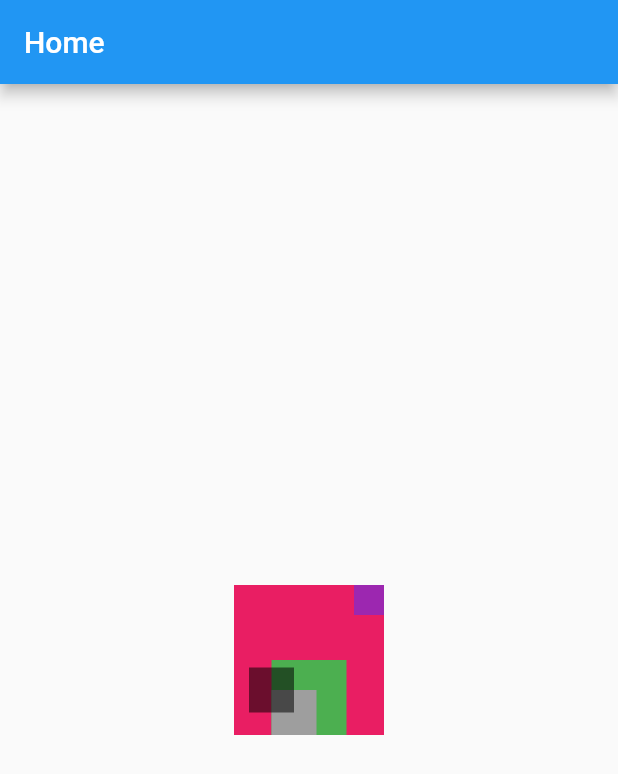
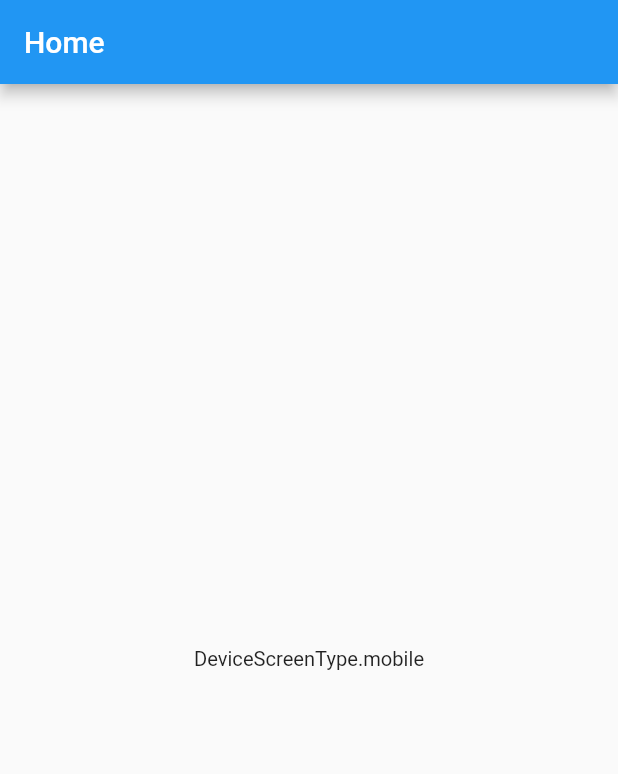
Before and after one commit to sabsar42/practice_ostad_flutter, a Flutter app: the screen it shows after launch, on a phone screen of 412 x 824 dp. Shown: the top 774 px of the screen. Run offline on Flutter 3.47's test engine with Material 2 defaults, Android fonts, the light colour scheme and no system bars; our stand-ins replace device_preview, responsive_builder, sizer; missing offline and left inert: live_class_project.

Commit message:
- Device preview : device_preview - Size (height, width) : Sizer

```diff
--- a/lib/home_screen.dart
+++ b/lib/home_screen.dart
@@ -1,6 +1,11 @@
 import 'package:flutter/material.dart';
+import 'package:responsive_builder/responsive_builder.dart';
+import 'package:sizer/sizer.dart';
 
 /// Stack, Positioned, Align
+/// responsive Layout builder: responsive_builder
+/// Device preview : device_preview
+/// Size (height, width) : Sizer
 
 class HomeScreen extends StatelessWidget {
   const HomeScreen({super.key});
@@ -11,57 +16,17 @@ class HomeScreen extends StatelessWidget {
       appBar: AppBar(
         title: Text('Home'),
       ),
-      body: Center(
-        child: Stack(
-          children: [
-            Container(
-              width: 100,
-              height: 100,
-              color: Colors.pink,
-            ),
-            Positioned.fill(
-              child: Align(
-                alignment: Alignment.bottomCenter,
-                child: Stack(
-                  children: [
-                    Container(
-                      width: 50,
-                      height: 50,
-                      color: Colors.green,
-                    ),
-                    Positioned(
-                      bottom: 0,
-                      left: 0,
-                      child: Container(
-                        width: 30,
-                        height: 30,
-                        color: Colors.grey,
-                      ),
-                    ),
-                  ],
-                ),
+      body: ResponsiveBuilder(
+        builder: (context, sizeInformation) {
+          return Center(
+            child: Text(
+              sizeInformation.deviceScreenType.toString(),
+              style: TextStyle(
+                  fontSize: 15.sp
               ),
             ),
-            Positioned(
-              bottom: 15,
-              left: 10,
-              child: Container(
-                width: 30,
-                height: 30,
-                color: Colors.black54,
-              ),
-            ),
-            Positioned(
-              top: 0,
-              right: 0,
-              child: Container(
-                width: 20,
-                height: 20,
-                color: Colors.purple,
-              ),
-            ),
-          ],
-        ),
+          );
+        },
       ),
     );
   }
--- a/lib/main.dart
+++ b/lib/main.dart
@@ -1,8 +1,20 @@
 import 'package:flutter/material.dart';
 import 'package:practice_ostad_flutter/home_screen.dart';
+import 'package:device_preview/device_preview.dart';
+import 'package:flutter/foundation.dart';
+import 'package:flutter/material.dart';
+import 'package:live_class_project/home_screen.dart';
+import 'package:sizer/sizer.dart';
 
 void main() {
-  runApp(MyApp());
+  runApp(
+    DevicePreview(
+      enabled: kDebugMode,
+      builder: (context) {
+        return MyApp();
+      },
+    ),
+  );
 }
 
 class MyApp extends StatelessWidget {
@@ -10,8 +22,15 @@ class MyApp extends StatelessWidget {
 
   @override
   Widget build(BuildContext context) {
-    return MaterialApp(
-      home: HomeScreen(),
+    return Sizer(
+        builder: (context, orientation, deviceType) {
+          print(deviceType);
+          return MaterialApp(
+            locale: DevicePreview.locale(context),
+            builder: DevicePreview.appBuilder,
+            home: HomeScreen(),
+          );
+        }
     );
   }
 }
```
